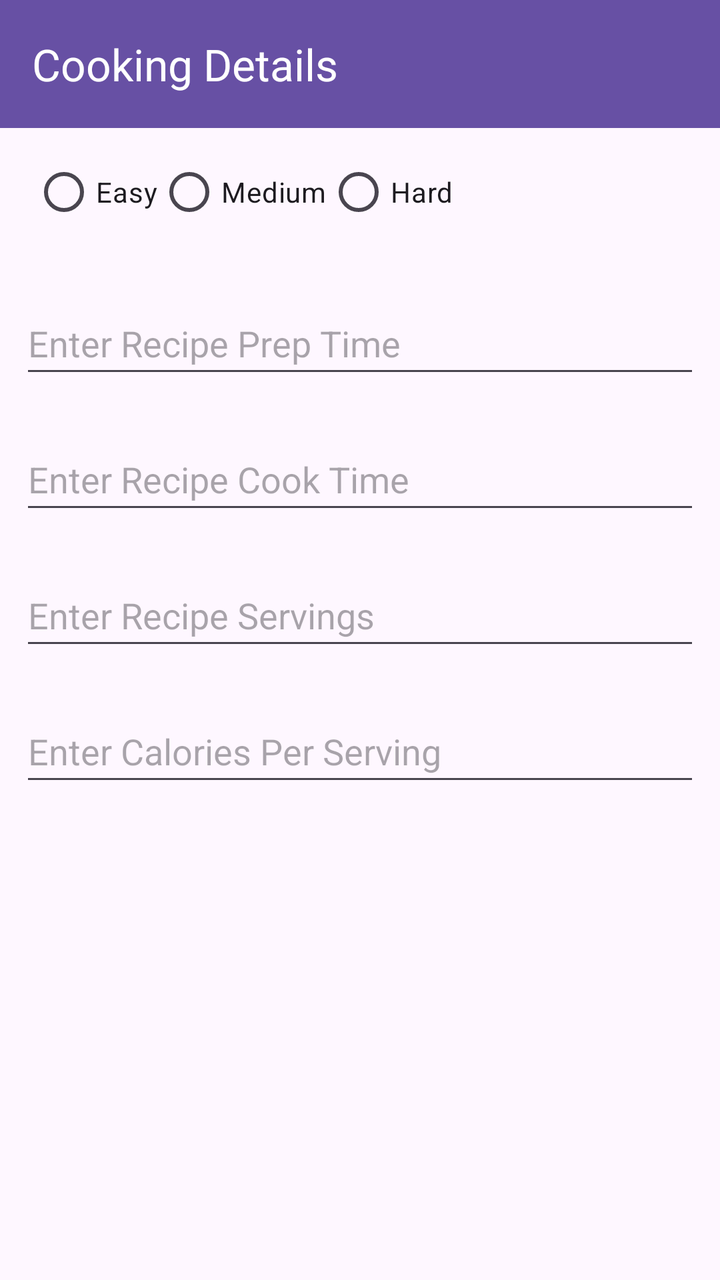
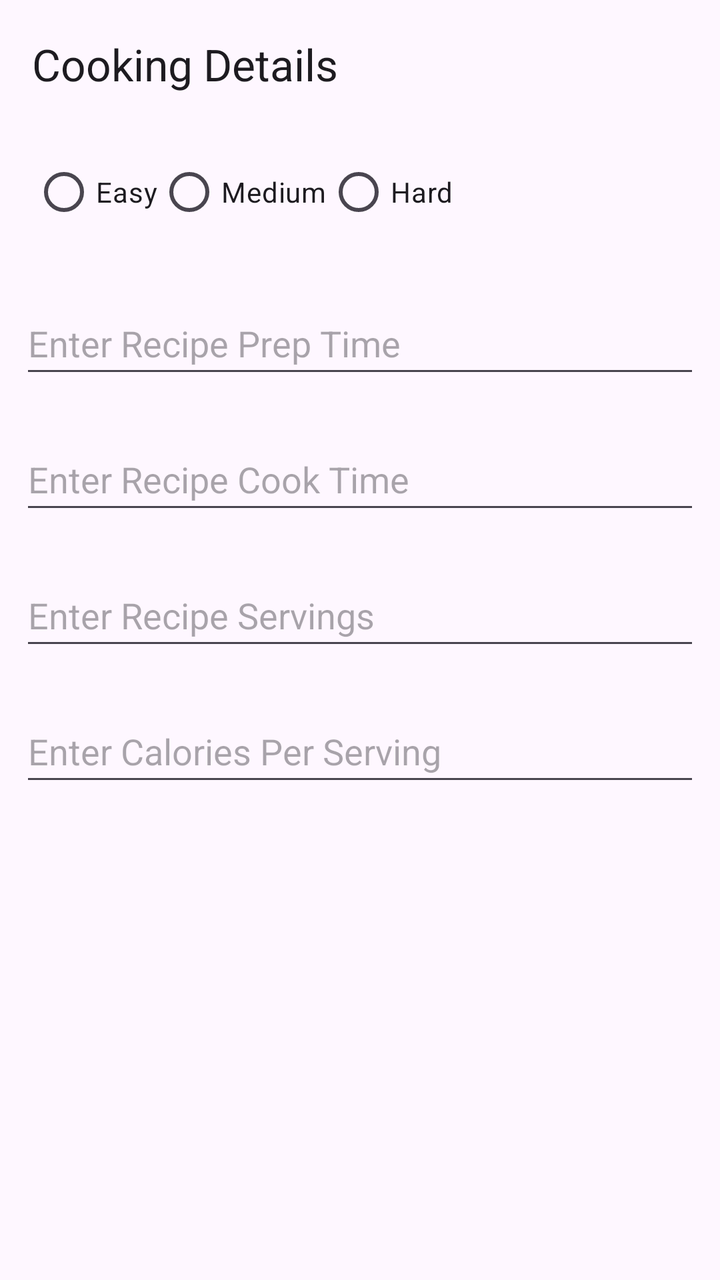

The first picture is an Android layout as it rendered before a commit; the second is the same layout after the commit. The layout source and the unified diff follow.
<!-- AndroidManifest.xml: application theme Theme.RecipeBook -->
<!-- res/layout/fragment_recipe_other.xml -->
<?xml version="1.0" encoding="utf-8"?>
<FrameLayout xmlns:android="http://schemas.android.com/apk/res/android"
    xmlns:tools="http://schemas.android.com/tools"
    xmlns:app="http://schemas.android.com/apk/res-auto"
    android:layout_width="match_parent"
    android:layout_height="match_parent"
    tools:context=".recipe.RecipeNameFragment">

    <androidx.appcompat.widget.Toolbar
        android:id="@+id/toolbar"
        android:layout_width="match_parent"
        android:layout_height="wrap_content"
        android:background="?attr/colorPrimary"
        app:title="Cooking Details"
        app:titleTextColor="@color/white"
        android:elevation="4dp" />


    <LinearLayout
        xmlns:android="http://schemas.android.com/apk/res/android"
        xmlns:tools="http://schemas.android.com/tools"
        android:layout_width="match_parent"
        android:layout_height="match_parent"
        android:orientation="vertical"

        android:layout_marginTop="56dp"
        tools:context=".MainActivity">

        <RadioGroup
            android:layout_width="match_parent"
            android:layout_height="wrap_content"
            android:orientation="horizontal"
            android:padding="16dp">

            <RadioButton
                android:id="@+id/radioButtonEasy"
                android:layout_width="wrap_content"
                android:layout_height="wrap_content"
                android:text="Easy" />

            <RadioButton
                android:id="@+id/radioButtonMedium"
                android:layout_width="wrap_content"
                android:layout_height="wrap_content"
                android:text="Medium" />

            <RadioButton
                android:id="@+id/radioButtonHard"
                android:layout_width="wrap_content"
                android:layout_height="wrap_content"
                android:text="Hard" />

        </RadioGroup>

        <EditText
            android:id="@+id/idEdtRecipePrepTime"
            android:layout_width="match_parent"
            android:layout_height="wrap_content"
            android:layout_margin="10dp"
            android:hint="Enter Recipe Prep Time"
            android:inputType="number"
            android:minHeight="48dp" />

        <EditText
            android:id="@+id/idEdtRecipeCookTime"
            android:layout_width="match_parent"
            android:layout_height="wrap_content"
            android:layout_margin="10dp"
            android:hint="Enter Recipe Cook Time"
            android:inputType="number"
            android:minHeight="48dp" />


        <EditText
            android:id="@+id/idEdtRecipeServings"
            android:layout_width="match_parent"
            android:layout_height="wrap_content"
            android:layout_margin="10dp"
            android:hint="Enter Recipe Servings"
            android:inputType="number"
            android:minHeight="48dp" />

        <EditText
            android:id="@+id/idEdtRecipeCaloriesPerServing"
            android:layout_width="match_parent"
            android:layout_height="wrap_content"
            android:layout_margin="10dp"
            android:hint="Enter Calories Per Serving"
            android:inputType="number"
            android:minHeight="48dp" />


    </LinearLayout>







</FrameLayout>
<!-- resources referenced by this layout -->
<resources>
  <color name="white">#FFFFFFFF</color>
  <style name="Theme.RecipeBook" parent="Base.Theme.RecipeBook" />
  <style name="Base.Theme.RecipeBook" parent="Theme.Material3.DayNight.NoActionBar">
          
          
      </style>
</resources>

<!-- the commit's change to res/layout/fragment_recipe_other.xml (unified diff, before → after) -->
@@ -4,15 +4,13 @@
     xmlns:app="http://schemas.android.com/apk/res-auto"
     android:layout_width="match_parent"
     android:layout_height="match_parent"
-    tools:context=".recipe.RecipeNameFragment">
+    tools:context=".recipe.view.fragments.RecipeNameFragment">
 
     <androidx.appcompat.widget.Toolbar
         android:id="@+id/toolbar"
         android:layout_width="match_parent"
         android:layout_height="wrap_content"
-        android:background="?attr/colorPrimary"
         app:title="Cooking Details"
-        app:titleTextColor="@color/white"
         android:elevation="4dp" />
 
 
<!-- resource entries referenced after the edit -->
@@ -1,6 +1,5 @@
 <!-- resources referenced by this layout -->
 <resources>
-  <color name="white">#FFFFFFFF</color>
   <style name="Theme.RecipeBook" parent="Base.Theme.RecipeBook" />
   <style name="Base.Theme.RecipeBook" parent="Theme.Material3.DayNight.NoActionBar">
           
